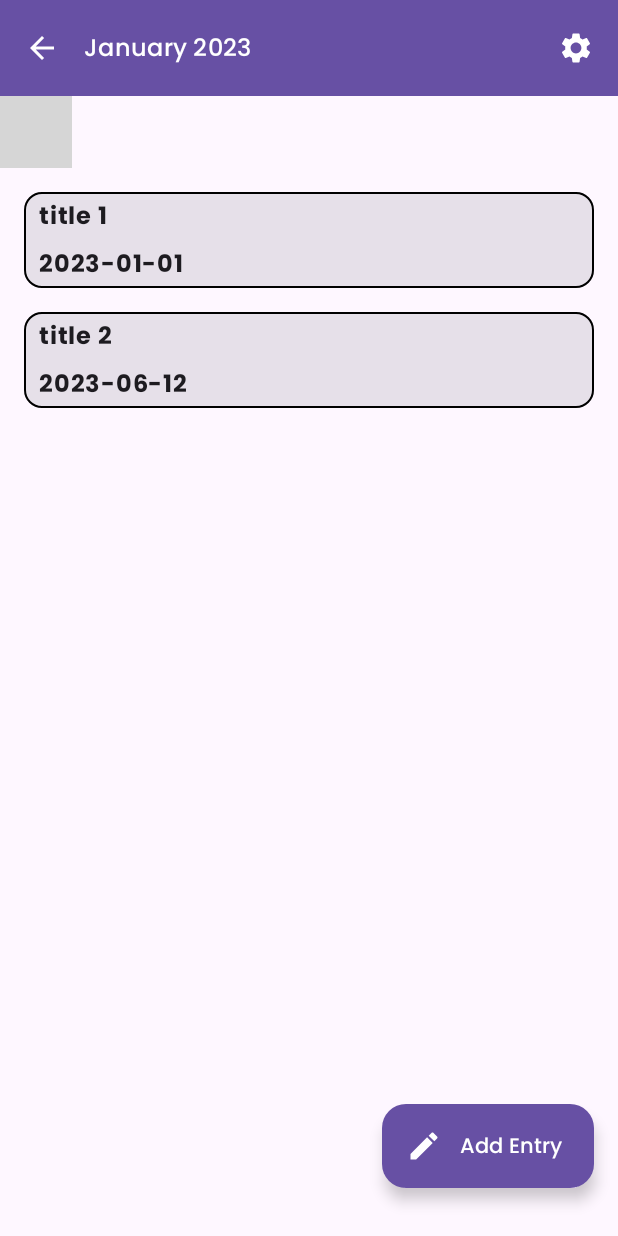
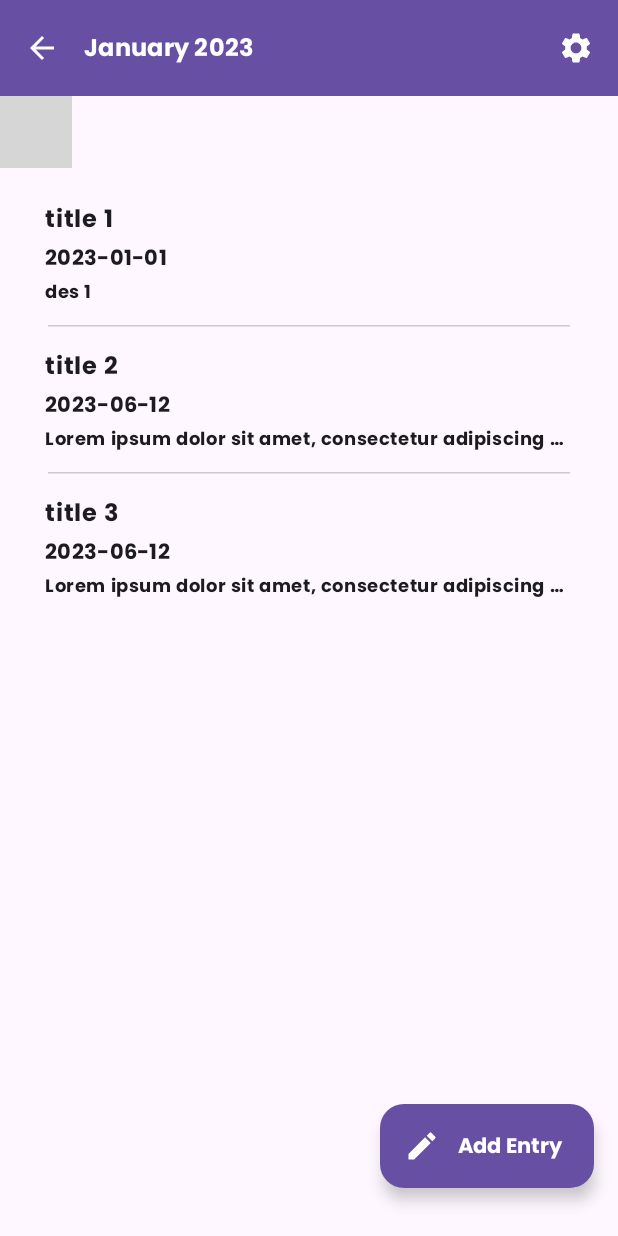
Before and after one commit to apptolast/LifetimeJournal, an Android app built with Jetpack Compose: the @Preview function EntriesContentPreview, on a phone screen of 412 x 824 dp. Run offline under Robolectric (Android 15) with nearby library versions, the phone set to English and light mode, and no system bars; our stand-ins replace Compose Multiplatform resources; libraries missing offline, so code that uses them is left out: com.kizitonwose.calendar; 10 statements that could not run were skipped; grey boxes are pictures that could not be loaded.

Commit message:
LJ-14 Implement add entry bottom sheet and improve entries display
- Added a bottom sheet for creating new entries, including fields for title and description.
- Implemented the `AddEntryBottomSheetContent` composable to manage the UI and data input for entry creation.
- Updated `EntriesViewModel` to add new entries with title, description and selected date.
- Updated `EntriesScreen` to show bottom sheet.
- Enhanced the display of entries in `EntriesContent`:
    - Added the display of the description of the entry.
    - Implemented expandable behavior on entry click to view the full description.
    - Added a horizontal divider between entries.
    - Added animation when the entry is expanded.
- Removed `Card` component to `EntriesContent` and replace with `Column` and `Text`.
- Updated string resources for the new entry creation features.
- Updated `kmauthGoogle` dependency version to `0.0.4`.
- Updated `kotlinxCoroutinesCore` dependency version to `1.10.2`.
- Updated `buildConfig` dependency version to `5.6.3`.
- Updated `androidx-navigation` dependency version to `2.9.0-alpha17`.
- Updated `JournalEntry` to be able to add a description.
- Updated `Book` to add a list of `JournalEntry`.
- Updated `JournalsScreen` preview to add the list of `JournalEntry`.
- Commented known issue in iOS doing the scroll animation.
- Added `LocalRippleConfiguration` to `EntriesContent`.
- Fixed `PoppinsFontFamily` to remove `poppins_medium`.

```diff
--- a/composeApp/src/commonMain/composeResources/values-es/strings.xml
+++ b/composeApp/src/commonMain/composeResources/values-es/strings.xml
@@ -14,4 +14,7 @@
 
     <!-- Create Journal -->
     <string name="entries_add_entry_button">Añadir Entrada</string>
+    <string name="entries_add_entry_title_text_field">Título</string>
+    <string name="entries_add_entry_description_text_field">Descripción</string>
+    <string name="entries_add_entry_create_entry_button">Crear Entrada</string>
 </resources>
--- a/composeApp/src/commonMain/composeResources/values/strings.xml
+++ b/composeApp/src/commonMain/composeResources/values/strings.xml
@@ -14,6 +14,9 @@
     <string name="create_journal_description">Description</string>
     <string name="create_journal_button">Create Journal</string>
 
-    <!-- Create Journal -->
-    <string name="entries_add_entry_button">Add Entry</string>
+    <!-- Entries Journal -->
+    <string name="entries_add_entry_fab_button">Add Entry</string>
+    <string name="entries_add_entry_title_text_field">Title</string>
+    <string name="entries_add_entry_description_text_field">Description</string>
+    <string name="entries_add_entry_create_entry_button">Create Entry</string>
 </resources>
--- a/composeApp/src/commonMain/kotlin/com/apptolast/lifetimejournal/core/theme/Type.kt
+++ b/composeApp/src/commonMain/kotlin/com/apptolast/lifetimejournal/core/theme/Type.kt
@@ -14,7 +14,6 @@ import androidx.compose.ui.text.font.FontWeight
 import androidx.compose.ui.unit.dp
 import com.apptolast.lifetimejournal.resources.Res
 import com.apptolast.lifetimejournal.resources.poppins_bold
-import com.apptolast.lifetimejournal.resources.poppins_medium
 import com.apptolast.lifetimejournal.resources.poppins_regular
 import org.jetbrains.compose.resources.ExperimentalResourceApi
 import org.jetbrains.compose.resources.Font
@@ -25,7 +24,7 @@ import org.jetbrains.compose.ui.tooling.preview.Preview
 fun PoppinsFontFamily() = FontFamily(
     Font(Res.font.poppins_regular, weight = FontWeight.Light),
     Font(Res.font.poppins_bold, weight = FontWeight.Normal),
-    Font(Res.font.poppins_medium, weight = FontWeight.Medium),
+//    Font(Res.font.poppins_medium, weight = FontWeight.Medium),
 )
 
 @Composable
--- a/composeApp/src/commonMain/kotlin/com/apptolast/lifetimejournal/features/entries/presentation/EntriesScreen.kt
+++ b/composeApp/src/commonMain/kotlin/com/apptolast/lifetimejournal/features/entries/presentation/EntriesScreen.kt
@@ -1,39 +1,52 @@
 package com.apptolast.lifetimejournal.features.entries.presentation
 
-import androidx.compose.foundation.BorderStroke
+import androidx.compose.animation.animateContentSize
+import androidx.compose.animation.core.Spring
+import androidx.compose.animation.core.spring
 import androidx.compose.foundation.background
 import androidx.compose.foundation.clickable
 import androidx.compose.foundation.layout.Arrangement
 import androidx.compose.foundation.layout.Box
 import androidx.compose.foundation.layout.Column
+import androidx.compose.foundation.layout.PaddingValues
 import androidx.compose.foundation.layout.fillMaxSize
 import androidx.compose.foundation.layout.fillMaxWidth
 import androidx.compose.foundation.layout.height
 import androidx.compose.foundation.layout.padding
 import androidx.compose.foundation.layout.wrapContentHeight
 import androidx.compose.foundation.lazy.LazyColumn
-import androidx.compose.foundation.lazy.items
+import androidx.compose.foundation.lazy.itemsIndexed
 import androidx.compose.material.icons.Icons
 import androidx.compose.material.icons.filled.Edit
 import androidx.compose.material.icons.filled.Settings
-import androidx.compose.material3.Card
+import androidx.compose.material3.ExperimentalMaterial3Api
 import androidx.compose.material3.ExtendedFloatingActionButton
+import androidx.compose.material3.HorizontalDivider
 import androidx.compose.material3.Icon
 import androidx.compose.material3.IconButton
+import androidx.compose.material3.LocalRippleConfiguration
 import androidx.compose.material3.MaterialTheme
+import androidx.compose.material3.ModalBottomSheet
 import androidx.compose.material3.Scaffold
 import androidx.compose.material3.Text
+import androidx.compose.material3.rememberModalBottomSheetState
 import androidx.compose.runtime.Composable
+import androidx.compose.runtime.CompositionLocalProvider
 import androidx.compose.runtime.LaunchedEffect
 import androidx.compose.runtime.getValue
+import androidx.compose.runtime.mutableStateMapOf
 import androidx.compose.runtime.mutableStateOf
 import androidx.compose.runtime.remember
+import androidx.compose.runtime.rememberCoroutineScope
 import androidx.compose.runtime.setValue
 import androidx.compose.runtime.snapshotFlow
 import androidx.compose.ui.Alignment
 import androidx.compose.ui.Modifier
+import androidx.compose.ui.draw.clip
 import androidx.compose.ui.graphics.Color
+import androidx.compose.ui.graphics.RectangleShape
 import androidx.compose.ui.text.font.FontWeight
+import androidx.compose.ui.text.style.TextOverflow
 import androidx.compose.ui.unit.dp
 import androidx.compose.ui.unit.sp
 import androidx.lifecycle.compose.collectAsStateWithLifecycle
@@ -43,8 +56,9 @@ import com.apptolast.lifetimejournal.core.theme.LifetimeJournalTheme
 import com.apptolast.lifetimejournal.domain.JournalEntry
 import com.apptolast.lifetimejournal.features.components.BasicTopBar
 import com.apptolast.lifetimejournal.features.entries.data.EntriesState
+import com.apptolast.lifetimejournal.features.entries.presentation.components.AddEntryBottomSheetContent
 import com.apptolast.lifetimejournal.resources.Res
-import com.apptolast.lifetimejournal.resources.entries_add_entry_button
+import com.apptolast.lifetimejournal.resources.entries_add_entry_fab_button
 import com.kizitonwose.calendar.compose.WeekCalendar
 import com.kizitonwose.calendar.compose.weekcalendar.WeekCalendarState
 import com.kizitonwose.calendar.compose.weekcalendar.rememberWeekCalendarState
@@ -52,6 +66,7 @@ import com.kizitonwose.calendar.core.Week
 import com.kizitonwose.calendar.core.minusDays
 import com.kizitonwose.calendar.core.plusDays
 import kotlinx.coroutines.flow.filter
+import kotlinx.coroutines.launch
 import kotlinx.datetime.LocalDate
 import org.jetbrains.compose.resources.stringResource
 import org.jetbrains.compose.ui.tooling.preview.Preview
@@ -71,6 +86,7 @@ fun EntriesScreenRoot(
     )
 }
 
+@OptIn(ExperimentalMaterial3Api::class)
 @Composable
 fun EntriesScreen(
     state: EntriesState,
@@ -78,6 +94,10 @@ fun EntriesScreen(
     onEvent: (UiEvent) -> Unit = {},
     onBack: () -> Unit = { },
 ) {
+    val sheetState = rememberModalBottomSheetState()
+    val scope = rememberCoroutineScope()
+    var showBottomSheet by remember { mutableStateOf(false) }
+
     Scaffold(
         topBar = {
             BasicTopBar(
@@ -99,15 +119,16 @@ fun EntriesScreen(
         floatingActionButton = {
             ExtendedFloatingActionButton(
                 onClick = {
-                    onEvent(UiEvent.AddEntry(state.selectedDate))
+//                    onEvent(UiEvent.AddEntry(state.selectedDate))
+                    showBottomSheet = true
                 },
                 icon = {
                     Icon(
                         imageVector = Icons.Filled.Edit,
-                        contentDescription = stringResource(Res.string.entries_add_entry_button),
+                        contentDescription = stringResource(Res.string.entries_add_entry_fab_button),
                     )
                 },
-                text = { Text(stringResource(Res.string.entries_add_entry_button)) },
+                text = { Text(stringResource(Res.string.entries_add_entry_fab_button)) },
                 modifier = Modifier.padding(vertical = 16.dp),
                 containerColor = MaterialTheme.colorScheme.primary,
                 contentColor = MaterialTheme.colorScheme.onPrimary,
@@ -121,6 +142,26 @@ fun EntriesScreen(
             modifier = Modifier.padding(paddingValues),
             onEvent = onEvent,
         )
+
+        if (showBottomSheet) {
+            ModalBottomSheet(
+                onDismissRequest = {
+                    showBottomSheet = false
+                },
+                sheetState = sheetState,
+            ) {
+                AddEntryBottomSheetContent(
+                    onCreateEntry = { title, description ->
+                        scope.launch { sheetState.hide() }.invokeOnCompletion {
+                            if (!sheetState.isVisible) {
+                                showBottomSheet = false
+                                onEvent(UiEvent.AddEntry(title, description, state.selectedDate))
+                            }
+                        }
+                    },
+                )
+            }
+        }
     }
 }
 
@@ -166,32 +207,7 @@ fun EntriesContent(
             },
         )
 
-        LazyColumn(
-            modifier = Modifier.padding(8.dp),
-        ) {
-            items(entries) { entry ->
-                Card(
-                    modifier = Modifier.fillMaxWidth().padding(8.dp),
-                    border = BorderStroke(width = 1.dp, color = Color.Black),
-                ) {
-                    Text(
-                        text = entry.title,
-                        modifier = Modifier.padding(
-                            horizontal = 10.dp,
-                            vertical = 4.dp,
-                        ),
-                    )
-
-                    Text(
-                        text = "${entry.date}",
-                        modifier = Modifier.padding(
-                            horizontal = 10.dp,
-                            vertical = 4.dp,
-                        ),
-                    )
-                }
-            }
-        }
+        EntriesContent(entries = entries)
     }
 }
 
@@ -234,6 +250,76 @@ private fun Day(date: LocalDate, isSelected: Boolean, onClick: (LocalDate) -> Un
     }
 }
 
+@OptIn(ExperimentalMaterial3Api::class)
+@Composable
+fun EntriesContent(entries: List<JournalEntry>, modifier: Modifier = Modifier) {
+    val expandedStates = remember { mutableStateMapOf<Int, Boolean>() }
+
+    LazyColumn(
+        modifier = modifier.padding(8.dp),
+        contentPadding = PaddingValues(12.dp),
+    ) {
+        itemsIndexed(entries) { index, entry ->
+
+            val isExpanded = expandedStates[index] ?: false
+            CompositionLocalProvider(LocalRippleConfiguration provides null) {
+                Column(
+                    modifier = Modifier
+                        .clip(RectangleShape)
+                        .clickable {
+                            expandedStates[index] = !isExpanded
+                        }
+                        .animateContentSize(
+                            animationSpec = spring(
+                                dampingRatio = Spring.DampingRatioLowBouncy,
+                                stiffness = Spring.StiffnessMedium,
+                            ),
+                        ),
+                ) {
+                    Text(
+                        text = entry.title,
+                        style = MaterialTheme.typography.bodyLarge,
+                        modifier = Modifier.padding(
+                            horizontal = 10.dp,
+                            vertical = 2.dp,
+                        ),
+                    )
+
+                    Text(
+                        text = "${entry.date}",
+                        style = MaterialTheme.typography.bodyMedium,
+                        modifier = Modifier.padding(
+                            horizontal = 10.dp,
+                            vertical = 2.dp,
+                        ),
+                    )
+
+                    Text(
+                        text = entry.description,
+                        style = MaterialTheme.typography.bodySmall,
+                        maxLines = if (isExpanded) Int.MAX_VALUE else 1,
+                        overflow = TextOverflow.Ellipsis,
+                        modifier = Modifier
+                            .padding(
+                                horizontal = 10.dp,
+                                vertical = 2.dp,
+                            ),
+                    )
+
+                    // Show the divider only if it's not the last item
+                    if (index < entries.lastIndex) {
+                        HorizontalDivider(
+                            thickness = 1.dp,
+                            color = Color.LightGray,
+                            modifier = Modifier.padding(12.dp),
+                        )
+                    }
+                }
+            }
+        }
+    }
+}
+
 @Preview
 @Composable
 private fun EntriesContentPreview() {
@@ -251,7 +337,12 @@ private fun EntriesContentPreview() {
                     ),
                     JournalEntry(
                         title = "title 2",
-                        description = "des 2",
+                        description = "Lorem ipsum dolor sit amet, consectetur adipiscing elit.",
+                        date = LocalDate(2023, 6, 12),
+                    ),
+                    JournalEntry(
+                        title = "title 3",
+                        description = "Lorem ipsum dolor sit amet, consectetur adipiscing elit.",
                         date = LocalDate(2023, 6, 12),
                     ),
                 ),
@@ -274,3 +365,6 @@ fun rememberFirstVisibleWeekAfterScroll(state: WeekCalendarState): Week {
     }
     return visibleWeek.value
 }
+
+// Known issue in iOS doing the scroll animation
+// https://youtrack.jetbrains.com/issue/CMP-8030/Uncaught-Kotlin-exception-kotlin.native.internal.IrLinkageError
--- a/composeApp/src/commonMain/kotlin/com/apptolast/lifetimejournal/features/entries/presentation/EntriesViewModel.kt
+++ b/composeApp/src/commonMain/kotlin/com/apptolast/lifetimejournal/features/entries/presentation/EntriesViewModel.kt
@@ -23,8 +23,8 @@ class EntriesViewModel :
                     currentState.copy(
                         entries = (
                             currentState.entries + JournalEntry(
-                                title = "title",
-                                description = "description",
+                                title = event.title,
+                                description = event.description,
                                 date = event.date,
                             )
                             ) as MutableList<JournalEntry>,
@@ -47,7 +47,7 @@ class EntriesViewModel :
 // UI Events
 // /////////////////////////////////////////////////////////////////////////
 sealed interface UiEvent {
-    data class AddEntry(val date: LocalDate) : UiEvent
+    data class AddEntry(val title: String, val description: String, val date: LocalDate) : UiEvent
     data class SelectDate(val date: LocalDate) : UiEvent
     data class CalendarTitle(val value: String) : UiEvent
 }
--- a/composeApp/src/commonMain/kotlin/com/apptolast/lifetimejournal/features/journals/presentation/JournalsScreen.kt
+++ b/composeApp/src/commonMain/kotlin/com/apptolast/lifetimejournal/features/journals/presentation/JournalsScreen.kt
@@ -186,4 +186,5 @@ val bookMock = Book(
     title = "The Alchemist",
     description = "A novel by Brazilian author Paulo Coelho is a classic of modern literature.",
     cover = "https://fastly.picsum.photos/id/237/200/280.jpg?hmac=w-Mx-kWY0n3hE8oWamWigvnDWnsyAUzM6haQAlzNqZE",
+    entries = mutableListOf(),
 )
--- a/shared/src/commonMain/kotlin/com/apptolast/lifetimejournal/domain/Book.kt
+++ b/shared/src/commonMain/kotlin/com/apptolast/lifetimejournal/domain/Book.kt
@@ -1,3 +1,3 @@
 package com.apptolast.lifetimejournal.domain
 
-data class Book(val title: String, val description: String, val cover: String)
+data class Book(val title: String, val description: String, val cover: String, val entries: List<JournalEntry>)
```
Also changed, not shown: composeApp/src/commonMain/kotlin/com/apptolast/lifetimejournal/features/entries/presentation/components/AddEntryBottomSheetContent.kt (added, +112 -0 lines), gradle/libs.versions.toml (+4 -4 lines).
